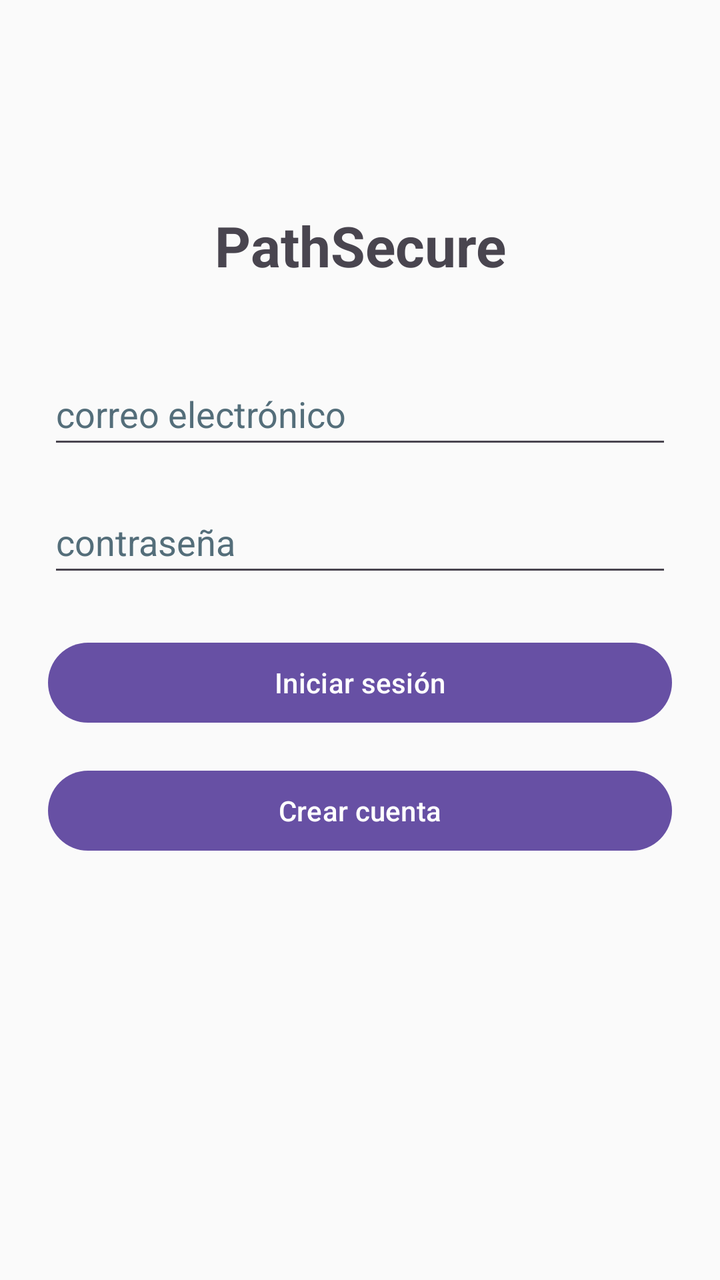
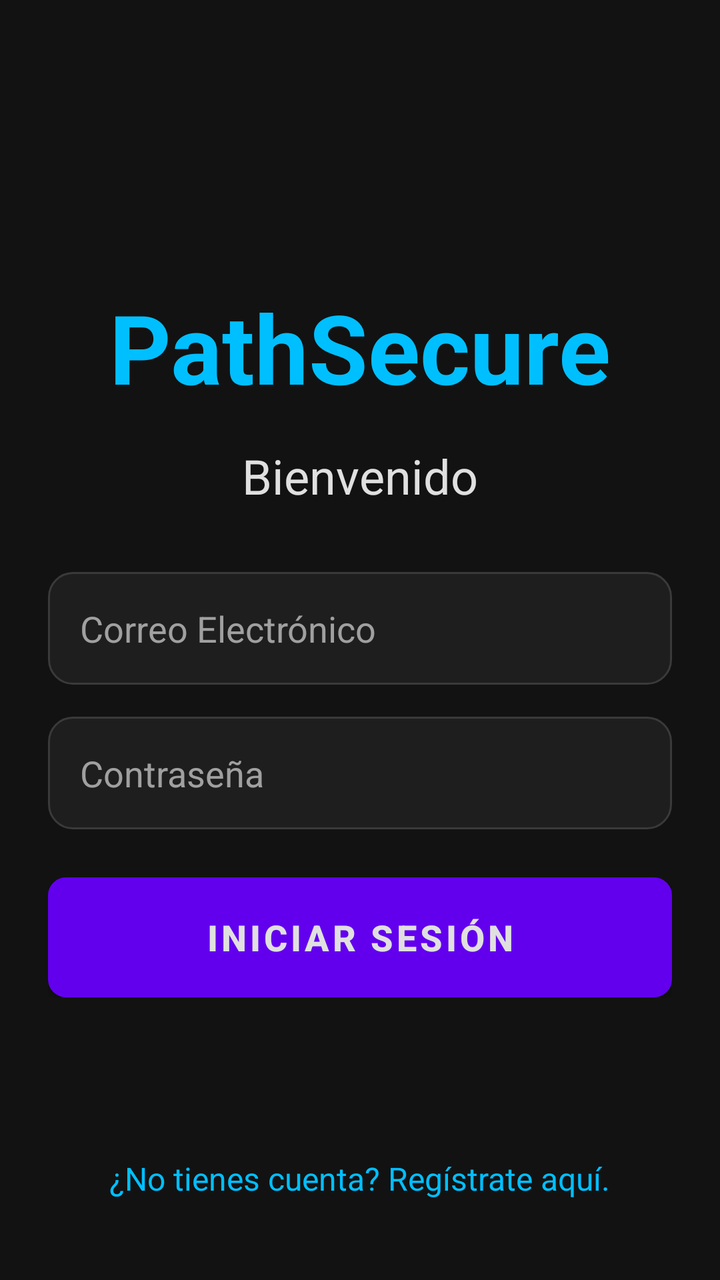

Compare the two renders of this Android layout. The source of the first and the diff that turns it into the second are given below.
<!-- AndroidManifest.xml: application theme Theme.PathSecure -->
<!-- res/layout/activity_main.xml -->
<?xml version="1.0" encoding="utf-8"?>
<androidx.constraintlayout.widget.ConstraintLayout
    xmlns:android="http://schemas.android.com/apk/res/android"
    xmlns:app="http://schemas.android.com/apk/res-auto"
    xmlns:tools="http://schemas.android.com/tools"
    android:layout_width="match_parent"
    android:layout_height="match_parent"
    android:padding="24dp"
    android:background="#FAFAFA">

    <TextView
        android:id="@+id/txtTitle"
        android:layout_width="wrap_content"
        android:layout_height="wrap_content"
        android:text="PathSecure"
        android:textSize="28sp"
        android:textStyle="bold"
        app:layout_constraintTop_toTopOf="parent"
        app:layout_constraintStart_toStartOf="parent"
        app:layout_constraintEnd_toEndOf="parent"
        android:layout_marginTop="80dp"
        tools:ignore="HardcodedText" />

    <EditText
        android:id="@+id/etEmail"
        android:layout_width="0dp"
        android:layout_height="wrap_content"
        android:layout_marginTop="40dp"
        android:hint="correo electrónico"
        android:minHeight="48dp"
        android:textColorHint="#546E7A"
        app:layout_constraintEnd_toEndOf="parent"
        app:layout_constraintStart_toStartOf="parent"
        app:layout_constraintTop_toBottomOf="@id/txtTitle"
        tools:ignore="Autofill,HardcodedText,TextFields,TouchTargetSizeCheck,VisualLintTextFieldSize,TextContrastCheck,TextContrastCheck" />

    <EditText
        android:id="@+id/etPassword"
        android:layout_width="0dp"
        android:layout_height="wrap_content"
        android:layout_marginTop="16dp"
        android:autofillHints=""
        android:hint="contraseña"
        android:inputType="textPassword"
        android:minHeight="48dp"
        android:textColorHint="#546E7A"
        app:layout_constraintEnd_toEndOf="parent"
        app:layout_constraintStart_toStartOf="parent"
        app:layout_constraintTop_toBottomOf="@id/etEmail"
        tools:ignore="HardcodedText,VisualLintTextFieldSize,TextContrastCheck,TextContrastCheck,TouchTargetSizeCheck" />

    <Button
        android:id="@+id/btnLogin"
        android:layout_width="0dp"
        android:layout_height="wrap_content"
        android:text="Iniciar sesión"
        app:layout_constraintTop_toBottomOf="@id/etPassword"
        app:layout_constraintStart_toStartOf="parent"
        app:layout_constraintEnd_toEndOf="parent"
        android:layout_marginTop="24dp"
        tools:ignore="HardcodedText,VisualLintButtonSize" />

    <Button
        android:id="@+id/btnRegister"
        android:layout_width="0dp"
        android:layout_height="wrap_content"
        android:text="Crear cuenta"
        app:layout_constraintTop_toBottomOf="@id/btnLogin"
        app:layout_constraintStart_toStartOf="parent"
        app:layout_constraintEnd_toEndOf="parent"
        android:layout_marginTop="16dp"
        tools:ignore="HardcodedText,VisualLintButtonSize" />
</androidx.constraintlayout.widget.ConstraintLayout>
<!-- resources referenced by this layout -->
<resources>
  <style name="Theme.PathSecure" parent="Base.Theme.PathSecure" />
  <style name="Base.Theme.PathSecure" parent="Theme.Material3.DayNight.NoActionBar">
          
          
      </style>
</resources>

<!-- the commit's change to res/layout/activity_main.xml (unified diff, before → after) -->
@@ -1,73 +1,85 @@
 <?xml version="1.0" encoding="utf-8"?>
-<androidx.constraintlayout.widget.ConstraintLayout
-    xmlns:android="http://schemas.android.com/apk/res/android"
+<RelativeLayout xmlns:android="http://schemas.android.com/apk/res/android"
     xmlns:app="http://schemas.android.com/apk/res-auto"
     xmlns:tools="http://schemas.android.com/tools"
     android:layout_width="match_parent"
     android:layout_height="match_parent"
+    android:background="@color/futuristic_background"
     android:padding="24dp"
-    android:background="#FAFAFA">
+    tools:context=".activities.MainActivity">
 
+    <LinearLayout
+        android:layout_width="match_parent"
+        android:layout_height="wrap_content"
+        android:layout_centerInParent="true"
+        android:orientation="vertical">
+
+        <TextView
+            android:layout_width="wrap_content"
+            android:layout_height="wrap_content"
+            android:layout_gravity="center_horizontal"
+            android:text="PathSecure"
+            android:textColor="@color/futuristic_primary_accent"
+            android:textSize="48sp"
+            android:textStyle="bold"
+            android:layout_marginBottom="16dp"/>
+
+        <TextView
+            android:layout_width="wrap_content"
+            android:layout_height="wrap_content"
+            android:layout_gravity="center_horizontal"
+            android:text="Bienvenido"
+            android:textColor="@color/futuristic_text_primary"
+            android:textSize="24sp"
+            android:layout_marginBottom="32dp"/>
+
+        
+        <EditText
+            android:id="@+id/etEmail"
+            android:layout_width="match_parent"
+            android:layout_height="wrap_content"
+            android:layout_marginBottom="16dp"
+            android:background="@drawable/card_background_futuristic"
+            android:hint="Correo Electrónico"
+            android:inputType="textEmailAddress"
+            android:padding="16dp"
+            android:textColor="@color/futuristic_text_primary"
+            android:textColorHint="@color/futuristic_text_secondary" />
+
+        
+        <EditText
+            android:id="@+id/etPassword"
+            android:layout_width="match_parent"
+            android:layout_height="wrap_content"
+            android:layout_marginBottom="24dp"
+            android:background="@drawable/card_background_futuristic"
+            android:hint="Contraseña"
+            android:inputType="textPassword"
+            android:padding="16dp"
+            android:textColor="@color/futuristic_text_primary"
+            android:textColorHint="@color/futuristic_text_secondary" />
+
+        
+        <Button
+            android:id="@+id/btnLogin"
+            style="@style/FuturisticButton"
+            android:layout_width="match_parent"
+            android:layout_height="60dp"
+            android:text="Iniciar Sesión"
+            android:textSize="18sp" />
+
+    </LinearLayout>
+
+    
     <TextView
-        android:id="@+id/txtTitle"
+        android:id="@+id/tvGoToRegister"
         android:layout_width="wrap_content"
         android:layout_height="wrap_content"
-        android:text="PathSecure"
-        android:textSize="28sp"
-        android:textStyle="bold"
-        app:layout_constraintTop_toTopOf="parent"
-        app:layout_constraintStart_toStartOf="parent"
-        app:layout_constraintEnd_toEndOf="parent"
-        android:layout_marginTop="80dp"
-        tools:ignore="HardcodedText" />
+        android:layout_alignParentBottom="true"
+        android:layout_centerHorizontal="true"
+        android:text="¿No tienes cuenta? Regístrate aquí."
+        android:textColor="@color/futuristic_primary_accent"
+        android:padding="16dp"
+        android:textSize="16sp" />
 
-    <EditText
-        android:id="@+id/etEmail"
-        android:layout_width="0dp"
-        android:layout_height="wrap_content"
-        android:layout_marginTop="40dp"
-        android:hint="correo electrónico"
-        android:minHeight="48dp"
-        android:textColorHint="#546E7A"
-        app:layout_constraintEnd_toEndOf="parent"
-        app:layout_constraintStart_toStartOf="parent"
-        app:layout_constraintTop_toBottomOf="@id/txtTitle"
-        tools:ignore="Autofill,HardcodedText,TextFields,TouchTargetSizeCheck,VisualLintTextFieldSize,TextContrastCheck,TextContrastCheck" />
-
-    <EditText
-        android:id="@+id/etPassword"
-        android:layout_width="0dp"
-        android:layout_height="wrap_content"
-        android:layout_marginTop="16dp"
-        android:autofillHints=""
-        android:hint="contraseña"
-        android:inputType="textPassword"
-        android:minHeight="48dp"
-        android:textColorHint="#546E7A"
-        app:layout_constraintEnd_toEndOf="parent"
-        app:layout_constraintStart_toStartOf="parent"
-        app:layout_constraintTop_toBottomOf="@id/etEmail"
-        tools:ignore="HardcodedText,VisualLintTextFieldSize,TextContrastCheck,TextContrastCheck,TouchTargetSizeCheck" />
-
-    <Button
-        android:id="@+id/btnLogin"
-        android:layout_width="0dp"
-        android:layout_height="wrap_content"
-        android:text="Iniciar sesión"
-        app:layout_constraintTop_toBottomOf="@id/etPassword"
-        app:layout_constraintStart_toStartOf="parent"
-        app:layout_constraintEnd_toEndOf="parent"
-        android:layout_marginTop="24dp"
-        tools:ignore="HardcodedText,VisualLintButtonSize" />
-
-    <Button
-        android:id="@+id/btnRegister"
-        android:layout_width="0dp"
-        android:layout_height="wrap_content"
-        android:text="Crear cuenta"
-        app:layout_constraintTop_toBottomOf="@id/btnLogin"
-        app:layout_constraintStart_toStartOf="parent"
-        app:layout_constraintEnd_toEndOf="parent"
-        android:layout_marginTop="16dp"
-        tools:ignore="HardcodedText,VisualLintButtonSize" />
-</androidx.constraintlayout.widget.ConstraintLayout>
+</RelativeLayout>
<!-- resource entries referenced after the edit -->
@@ -1,9 +1,37 @@
 <!-- resources referenced by this layout -->
 <resources>
-  <style name="Theme.PathSecure" parent="Base.Theme.PathSecure" />
-  <style name="Base.Theme.PathSecure" parent="Theme.Material3.DayNight.NoActionBar">
-          
-          
+  <color name="futuristic_background">#121212</color>
+  <color name="futuristic_primary_accent">#00BFFF</color>
+  <color name="futuristic_text_primary">#E0E0E0</color>
+  <color name="futuristic_text_secondary">#A0A0A0</color>
+  <!-- drawable card_background_futuristic (drawable) -->
+  <?xml version="1.0" encoding="utf-8"?>
+  <shape xmlns:android="http://schemas.android.com/apk/res/android"
+      android:shape="rectangle">
+      <solid android:color="@color/futuristic_surface" />
+      <stroke
+          android:width="1dp"
+          android:color="@color/futuristic_border" />
+      <corners android:radius="12dp" />
+  </shape>
+  <style name="FuturisticButton" parent="Widget.MaterialComponents.Button">
+          <item name="android:background">@drawable/button_background_futuristic</item>
+          <item name="android:textColor">@color/futuristic_text_primary</item>
+          <item name="android:textStyle">bold</item>
       </style>
+  <style name="Theme.PathSecure" parent="Theme.MaterialComponents.DayNight.NoActionBar">
+      </style>
+  <color name="futuristic_surface">#1E1E1E</color>
+  <color name="futuristic_border">#3A3A3A</color>
+  <!-- drawable button_background_futuristic (drawable) -->
+  <?xml version="1.0" encoding="utf-8"?>
+  <shape xmlns:android="http://schemas.android.com/apk/res/android"
+      android:shape="rectangle">
+      <solid android:color="@color/futuristic_surface" />
+      <stroke
+          android:width="2dp"
+          android:color="@color/futuristic_primary_accent" />
+      <corners android:radius="8dp" />
+  </shape>
 </resources>
 
